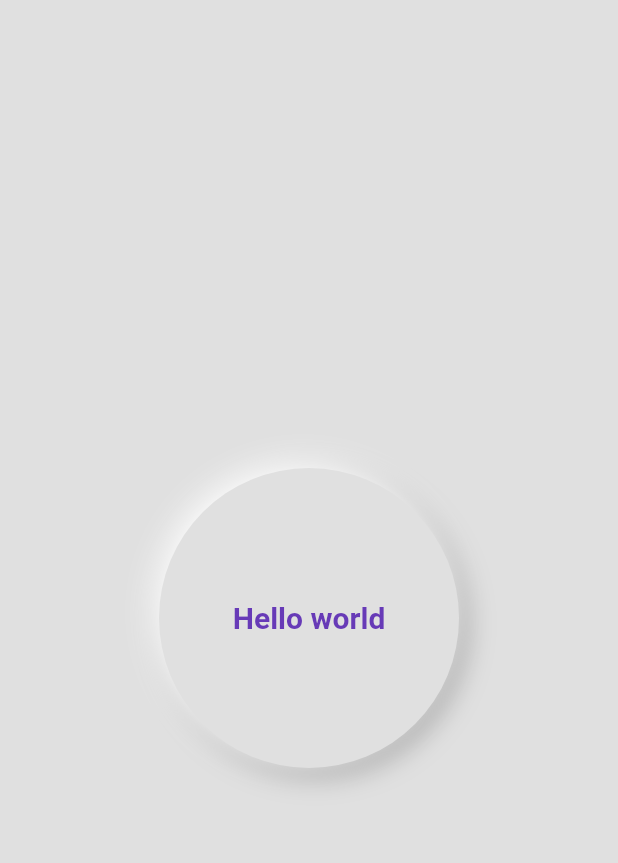
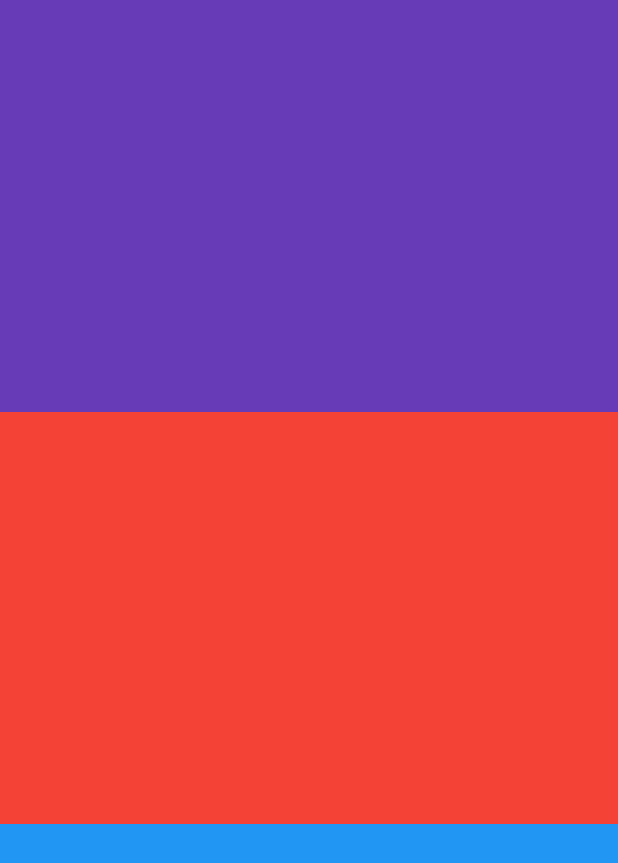
Before and after one commit to Sylvat160/flutter-course, a Flutter app: the screen it shows after launch, on a phone screen of 412 x 824 dp. Shown: the top 863 px of the screen. Run offline on Flutter 3.47's test engine with Material 2 defaults, Android fonts, the phone set to English and light mode, and no system bars.

Commit message:
flutter widget : Expanded

```diff
--- /dev/null
+++ b/lib/expanded.dart
@@ -0,0 +1,34 @@
+import 'package:flutter/material.dart';
+
+class Fexpanded extends StatelessWidget {
+  const Fexpanded({super.key});
+
+  @override
+  Widget build(BuildContext context) {
+    return Scaffold(
+      body: Column(
+        children: [
+          Expanded(
+            // flex: 3,
+            child: Container(
+              // height: 100,
+              color: Colors.deepPurple,
+            ),
+          ),
+          Expanded(
+            // flex: 2,
+            child: Container(
+              color: Colors.red,
+            ),
+          ),
+          Expanded(
+            // flex: 2,
+            child: Container(
+              color: Colors.blue,
+            ),
+          ),
+        ],
+      ),
+    );
+  }
+}
--- a/lib/main.dart
+++ b/lib/main.dart
@@ -1,4 +1,5 @@
 import 'package:flutter/material.dart';
+import 'package:flutter_widget/expanded.dart';
 
 void main() {
   runApp(const MyApp());
@@ -15,14 +16,14 @@ class MyApp extends StatelessWidget {
       theme: ThemeData(
         primarySwatch: Colors.blue,
       ),
-      home: const MyHomePage(title: 'Flutter Widget'),
+      home: const Fexpanded(),
     );
   }
 }
 
 
-class MyHomePage extends StatelessWidget {
-  const MyHomePage({super.key, required this.title});
+class Fcontainer extends StatelessWidget {
+  const Fcontainer({super.key, required this.title});
 
   final String title;
 
```
